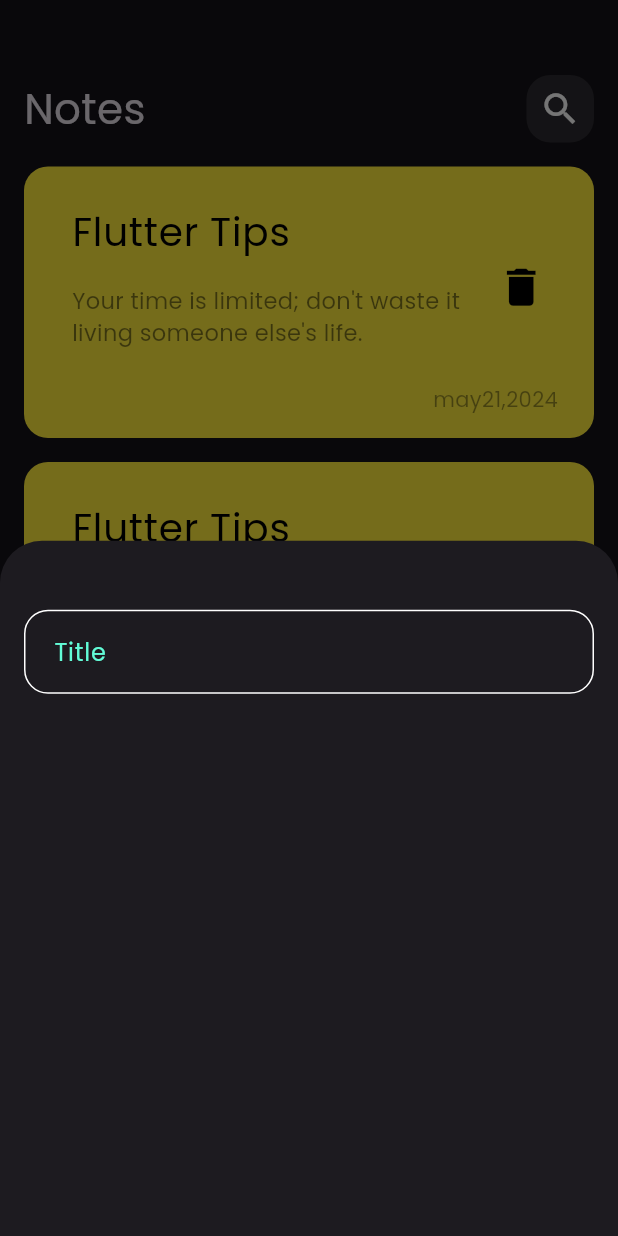
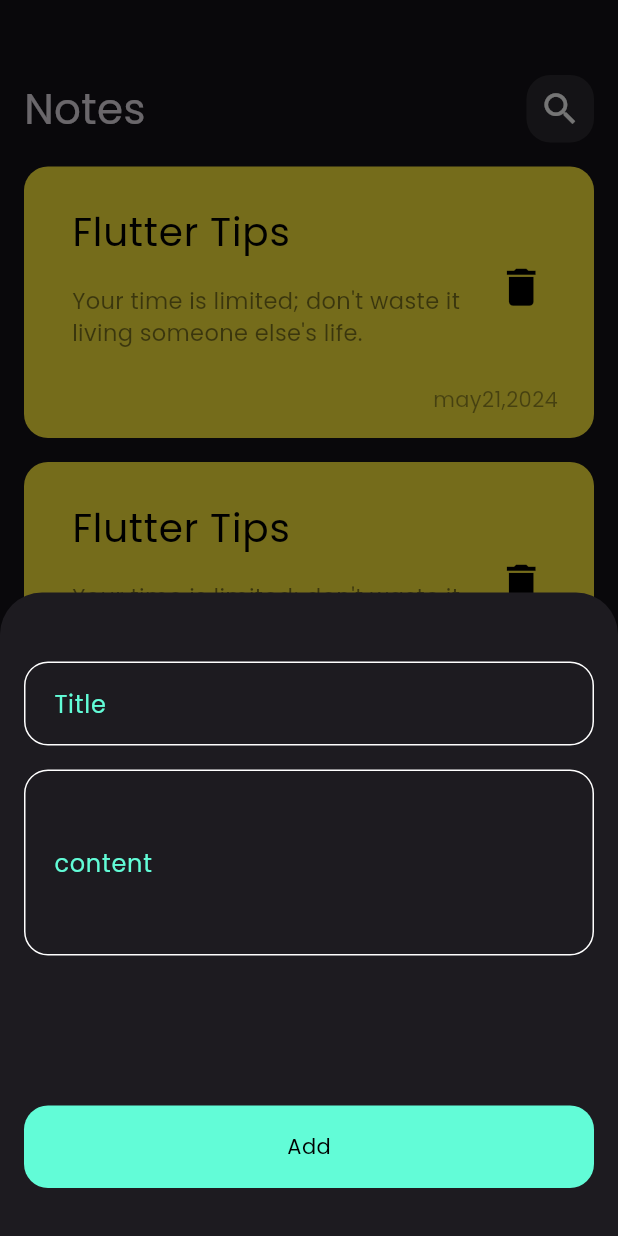
Before and after one commit to HadyRageh/notes_app, a Flutter app: the screen it shows after launch, after a tap on the "add" icon, on a phone screen of 412 x 824 dp. Run offline on Flutter 3.47's test engine with Material 3 defaults, Android fonts, the phone set to English and light mode, and no system bars.

Commit message:
finish notes bottom sheet

```diff
--- a/lib/widgets/add_note_bottom_sheet.dart
+++ b/lib/widgets/add_note_bottom_sheet.dart
@@ -1,6 +1,7 @@
 // ignore_for_file: prefer_const_constructors, prefer_const_literals_to_create_immutables
 
 import 'package:flutter/material.dart';
+import 'package:notes_app/widgets/custom_button.dart';
 import 'package:notes_app/widgets/custom_text_field.dart';
 
 class AddNoteButtomSheet extends StatelessWidget {
@@ -10,6 +11,7 @@ class AddNoteButtomSheet extends StatelessWidget {
   Widget build(BuildContext context) {
     return Padding(
       padding: const EdgeInsets.all(16.0),
+      child: SingleChildScrollView(
         child: Column(
           children: [
             SizedBox(
@@ -17,8 +19,24 @@ class AddNoteButtomSheet extends StatelessWidget {
             ),
             CustomTextField(
               hintText: 'Title',
+              isContent: false,
+            ),
+            SizedBox(
+              height: 16,
+            ),
+            CustomTextField(
+              hintText: 'content',
+              isContent: true,
+            ),
+            SizedBox(
+              height: 100,
+            ),
+            CustomButton(),
+            SizedBox(
+              height: 16,
             ),
           ],
+        ),
       ),
     );
   }
--- /dev/null
+++ b/lib/widgets/custom_button.dart
@@ -0,0 +1,26 @@
+// ignore_for_file: prefer_const_constructors
+
+import 'package:flutter/material.dart';
+import 'package:notes_app/constants.dart';
+
+class CustomButton extends StatelessWidget {
+  const CustomButton({super.key});
+
+  @override
+  Widget build(BuildContext context) {
+    return Container(
+      width: MediaQuery.of(context).size.width,
+      height: 55,
+      decoration: BoxDecoration(
+        color: kPrimaryColor,
+        borderRadius: BorderRadius.circular(16),
+      ),
+      child: Center(
+        child: Text(
+          'Add',
+          style: TextStyle(color: Colors.black),
+        ),
+      ),
+    );
+  }
+}
--- a/lib/widgets/custom_text_field.dart
+++ b/lib/widgets/custom_text_field.dart
@@ -7,8 +7,10 @@ class CustomTextField extends StatelessWidget {
   CustomTextField({
     super.key,
     this.hintText,
+    required this.isContent,
   });
   String? hintText;
+  bool isContent;
 
   @override
   Widget build(BuildContext context) {
@@ -16,7 +18,9 @@ class CustomTextField extends StatelessWidget {
       decoration: InputDecoration(
         hintText: hintText,
         hintStyle: TextStyle(color: kPrimaryColor),
-        contentPadding: EdgeInsets.all(16),
+        contentPadding: isContent
+            ? EdgeInsets.only(left: 16, top: 50, bottom: 50)
+            : EdgeInsets.all(16),
         border: OutlineInputBorder(
           borderRadius: BorderRadius.circular(16),
           borderSide: BorderSide(color: Colors.white),
```
Lines whose indentation alone changed are shown as unchanged.
